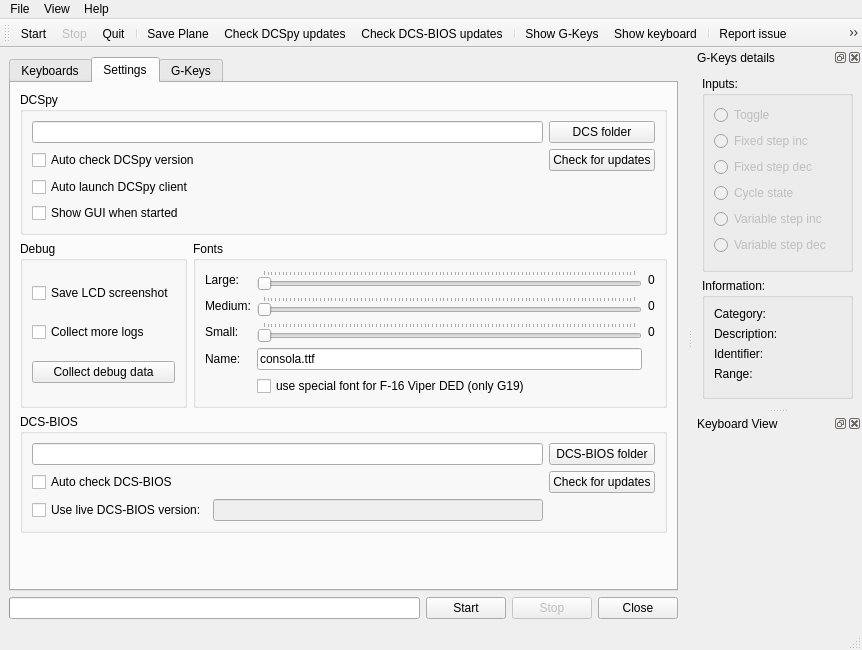
First picture: the form in dcspy/ui/qtdcs.ui, repository emcek/dcspy, before the edit.
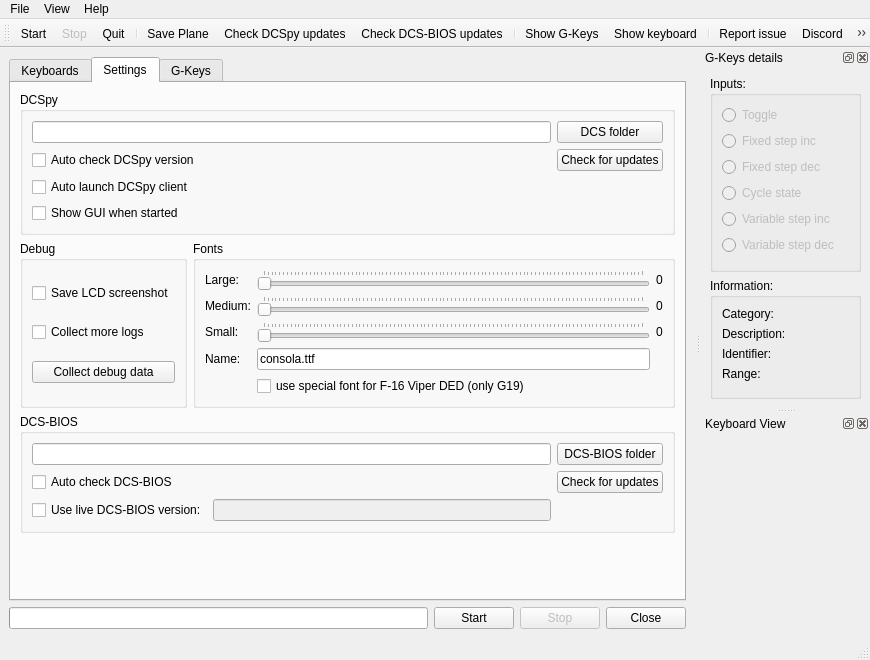
Second picture: the form after the edit. The open tabs and pages were chosen to show the change. Icons and pictures are not drawn.

Commit message: update dimensions of application

```diff
--- a/dcspy/ui/qtdcs.ui
+++ b/dcspy/ui/qtdcs.ui
@@ -6,14 +6,14 @@
    <rect>
     <x>0</x>
     <y>0</y>
-    <width>862</width>
-    <height>650</height>
+    <width>870</width>
+    <height>660</height>
    </rect>
   </property>
   <property name="minimumSize">
    <size>
-    <width>500</width>
-    <height>650</height>
+    <width>450</width>
+    <height>660</height>
    </size>
   </property>
   <property name="windowTitle">
@@ -739,7 +739,7 @@
     <rect>
      <x>0</x>
      <y>0</y>
-     <width>862</width>
+     <width>870</width>
      <height>22</height>
     </rect>
    </property>
```
Left out of the diff: 2 changed lines with no effect on the pictures. The commit also changes 1 other file.
